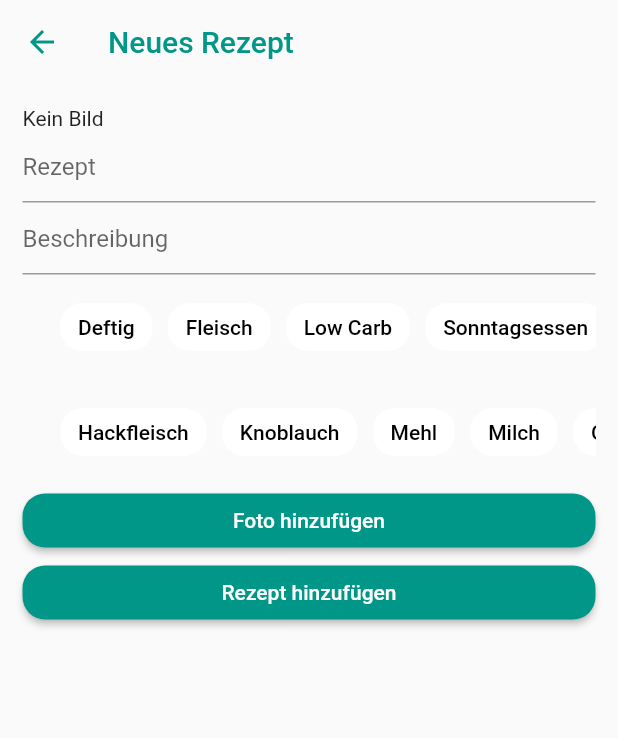
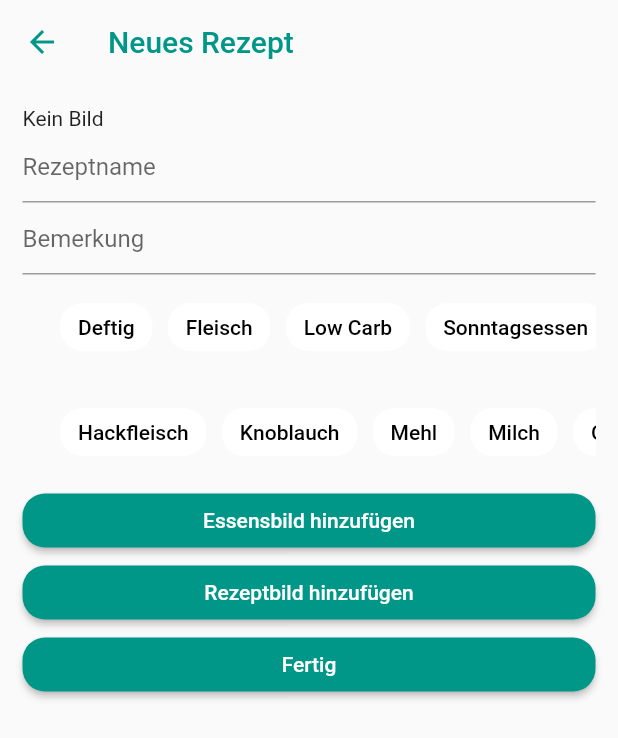
Before and after one commit to alexnieddu/foodplan, a Flutter app: the AddRecipeView screen opened directly, on a phone screen of 412 x 824 dp. Shown: the top 738 px of the screen. Run offline on Flutter 3.47's test engine with Material 2 defaults, Android fonts, the phone set to English and light mode, and no system bars; our stand-ins replace google_fonts, image_picker, sqflite; accounts and stored records are empty; network calls fail.

Commit message:
WIP: Recipe images

```diff
--- a/app/lib/view/AddRecipeView.dart
+++ b/app/lib/view/AddRecipeView.dart
@@ -19,7 +19,8 @@ class AddRecipeViewState extends State<AddRecipeView> {
   List<Ingredient> ingredients = [];
   List<int> categoryIds = [];
   List<int> ingredientIds = [];
-  File _image;
+  File _imageFood;
+  File _imageRecipe;
 
   @override
   Widget build(BuildContext context) {
@@ -34,7 +35,7 @@ class AddRecipeViewState extends State<AddRecipeView> {
             mainAxisAlignment: MainAxisAlignment.start,
             crossAxisAlignment: CrossAxisAlignment.stretch,
             children: <Widget>[
-              _image == null
+              _imageFood == null
                   ? Text("Kein Bild")
                   : Container(
                       decoration: BoxDecoration(
@@ -42,18 +43,18 @@ class AddRecipeViewState extends State<AddRecipeView> {
                           borderRadius: BorderRadius.circular(100)),
                       margin: EdgeInsets.only(right: 15, top: 15, bottom: 15),
                       child: ClipRRect(
-                        child: Image.file(_image,
+                        child: Image.file(_imageFood,
                             width: 160, height: 160, fit: BoxFit.cover),
                         borderRadius: BorderRadius.circular(100),
                       )),
               TextField(
                   decoration: InputDecoration(
-                    hintText: "Rezept",
+                    hintText: "Rezeptname",
                   ),
                   controller: recipeNameController),
               TextField(
                   decoration: InputDecoration(
-                    hintText: "Beschreibung",
+                    hintText: "Bemerkung",
                   ),
                   controller: recipeDescriptionController),
               // Categories
@@ -169,8 +170,16 @@ class AddRecipeViewState extends State<AddRecipeView> {
                 textColor: Colors.white,
                 shape: RoundedRectangleBorder(
                     borderRadius: BorderRadius.circular(borderradius)),
-                onPressed: _getImage,
-                child: Text("Foto hinzufügen"),
+                onPressed: _getImageFood,
+                child: Text("Essensbild hinzufügen"),
+              ),
+              MaterialButton(
+                color: mainColor,
+                textColor: Colors.white,
+                shape: RoundedRectangleBorder(
+                    borderRadius: BorderRadius.circular(borderradius)),
+                onPressed: _getImageRecipe,
+                child: Text("Rezeptbild hinzufügen"),
               ),
               MaterialButton(
                 color: mainColor,
@@ -183,10 +192,10 @@ class AddRecipeViewState extends State<AddRecipeView> {
                       recipeDescriptionController.text,
                       categories,
                       ingredients,
-                      _image.path);
+                      _imageFood.path);
                   Navigator.pop(context);
                 },
-                child: Text("Rezept hinzufügen"),
+                child: Text("Fertig"),
               ),
             ],
           ),
@@ -207,14 +216,25 @@ class AddRecipeViewState extends State<AddRecipeView> {
     }
   }
 
-  void _getImage() async {
+  void _getImageFood() async {
     final ImagePicker _picker = ImagePicker();
     final PickedFile _pickedImage =
         await _picker.getImage(source: ImageSource.gallery);
     if (_pickedImage == null) return;
     var image = File(_pickedImage.path);
     setState(() {
-      _image = image;
+      _imageFood = image;
+    });
+  }
+
+  void _getImageRecipe() async {
+    final ImagePicker _picker = ImagePicker();
+    final PickedFile _pickedImage =
+        await _picker.getImage(source: ImageSource.gallery);
+    if (_pickedImage == null) return;
+    var image = File(_pickedImage.path);
+    setState(() {
+      _imageRecipe = image;
     });
   }
 }
```
